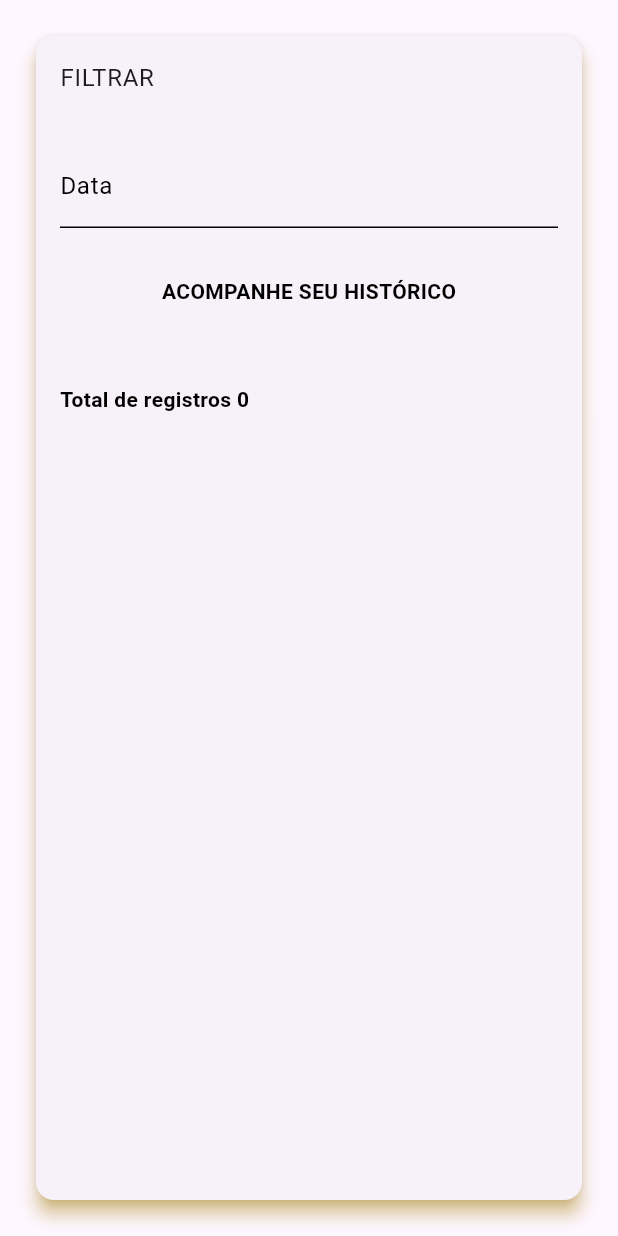
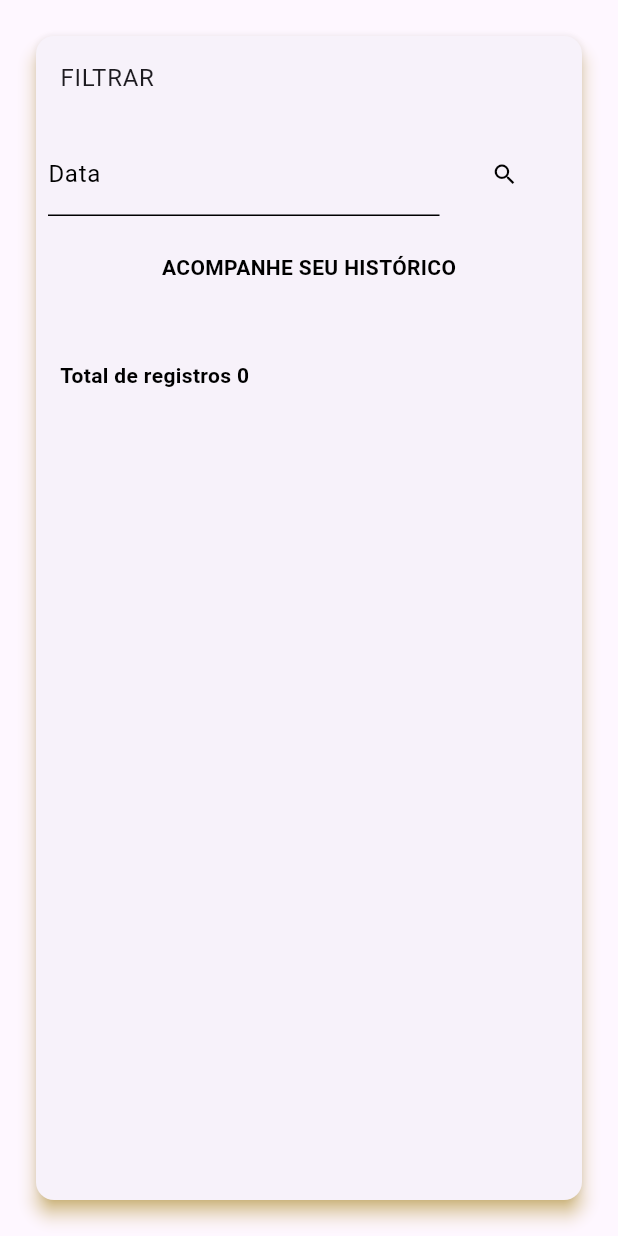
Before and after one commit to flima21/UPX_V, a Flutter app: the MonitoryPage screen opened directly, on a phone screen of 412 x 824 dp. Run offline on Flutter 3.47's test engine with Material 3 defaults, Android fonts, the phone set to English and light mode, and no system bars; drawn by our look-alikes of date_field; our stand-ins replace cloud_firestore, firebase_auth, firebase_core, lorem_ipsum; accounts and stored records are empty; generated files the repository leaves out were written again.

Commit message:
:bug: filter in object

```diff
--- a/lib/pages/monitory_page.dart
+++ b/lib/pages/monitory_page.dart
@@ -2,6 +2,8 @@ import 'package:flutter/material.dart';
 import 'package:upxv/services/monitory_repository.dart';
 import 'package:upxv/utils/monitory.dart';
 import 'package:upxv/widget/item_monitory_page.dart';
+import 'package:date_field/date_field.dart';
+import 'package:intl/intl.dart';
 
 class MonitoryPage extends StatefulWidget {
   const MonitoryPage({super.key});
@@ -13,6 +15,8 @@ class MonitoryPage extends StatefulWidget {
 class _MonitoryPageState extends State<MonitoryPage> {
   final MonitoryRepository monitoryRepository = MonitoryRepository();
   final TextEditingController dateController = TextEditingController();
+
+  DateTime? selectedDate;
 
   List<Monitory> monitory = [];
   List<Monitory> tmpMonitory = [];
@@ -40,40 +44,59 @@ class _MonitoryPageState extends State<MonitoryPage> {
           child: Column(
             mainAxisSize: MainAxisSize.min,
             children: [
-              ListTile(title: Text("FILTRAR"),),
+              ListTile(
+                title: Text("FILTRAR"),
+              ),
               Padding(
-                padding: const EdgeInsets.all(16),
-                child: TextField(
-                  onChanged: (value) {
-                    setState(() {
-                      if (value.isEmpty) {
-                        monitory = tmpMonitory;
-                      }
-                      else {
-                        onFilterGrid();
-                      }
-                    });
-                  },
-                  controller: dateController,
+                padding: const EdgeInsets.all(8.0),
+                child: Row(
+                  children: [
+                    Expanded(
+                      child: DateTimeField(
                         decoration: InputDecoration(
                           labelText: 'Data',
+                          border: OutlineInputBorder(),
                         ),
+                        mode: DateTimeFieldPickerMode.date,
+                        onChanged: (DateTime? value) => {
+                          setState(() {
+                            selectedDate = value;
+                          })
+                        },
+                        value: selectedDate,
+                      ),
+                      flex: 3,
+                    ),
+                    Expanded(
+                      child: TextButton(
+                          onPressed: onFilterGrid, child: Icon(Icons.search)),
+                    ),
+                  ],
                 ),
               ),
               Padding(
                 padding: const EdgeInsets.all(16),
-                child: Text("ACOMPANHE SEU HISTÓRICO",style: TextStyle(fontWeight: FontWeight.bold),),
+                child: Text(
+                  "ACOMPANHE SEU HISTÓRICO",
+                  style: TextStyle(fontWeight: FontWeight.bold),
+                ),
               ),
               Expanded(
                 child: ListView(
                   children: [
-                    for(Monitory item in monitory)
-                      ItemMonitoryPage(monitory: item,),
-
-                    SizedBox(height: 20,),
+                    for (Monitory item in monitory)
+                      ItemMonitoryPage(
+                        monitory: item,
+                      ),
+                    SizedBox(
+                      height: 20,
+                    ),
                     Padding(
                       padding: const EdgeInsets.all(16),
-                      child: Text("Total de registros ${monitory.length.toString()}",style: TextStyle(fontWeight: FontWeight.bold),),
+                      child: Text(
+                        "Total de registros ${monitory.length.toString()}",
+                        style: TextStyle(fontWeight: FontWeight.bold),
+                      ),
                     ),
                   ],
                 ),
@@ -86,6 +109,18 @@ class _MonitoryPageState extends State<MonitoryPage> {
   }
 
   void onFilterGrid() {
-    monitory = monitory.where((element) => element.dateTime == DateTime.parse(dateController.text)).toList();
+    setState(() {
+      monitory = tmpMonitory;
+
+      if (selectedDate != null) {
+        var selectedDateFormat = DateFormat('yyyy-MM-dd').format(selectedDate!);
+
+        monitory = monitory.where((element) {
+          var selectedDateFilter = DateFormat('yyyy-MM-dd').format(element.dateTime);
+          return selectedDateFilter == selectedDateFormat;
+        }).toList();
+
+      }
+    });
   }
 }
--- a/lib/widget/item_monitory_page.dart
+++ b/lib/widget/item_monitory_page.dart
@@ -1,5 +1,6 @@
 import 'package:flutter/material.dart';
 import 'package:upxv/utils/monitory.dart';
+import 'package:intl/intl.dart';
 
 class ItemMonitoryPage extends StatelessWidget {
   const ItemMonitoryPage({super.key, required this.monitory});
@@ -22,7 +23,7 @@ class ItemMonitoryPage extends StatelessWidget {
               children: [
                 Row(
                   children: [
-                    Text(monitory.dateTime.toIso8601String().toString()),
+                    Text(DateFormat('dd/MM/yyyy').format(monitory.dateTime)),
                     SizedBox(width: 10,),
                     Text(monitory.message),
                   ],
```
Lines whose indentation alone changed are shown as unchanged.
